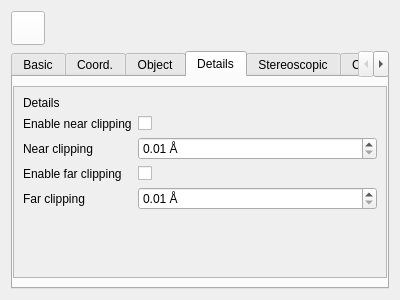
Old version of the form QChromosome/cameraattributes.ui in the repository Michalaq/ChromosomeVisualizer.
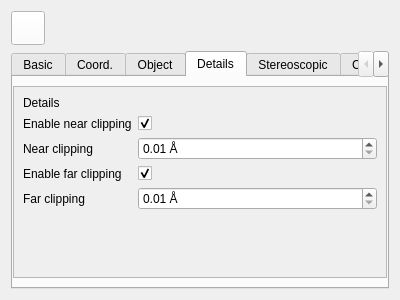
New version of the form. The open tabs and pages were chosen to show the change. Icons and pictures are not drawn. Custom widgets are drawn as their Qt base class.

Commit message: Removed unused widget

What changed in the file:
```diff
--- a/QChromosome/cameraattributes.ui
+++ b/QChromosome/cameraattributes.ui
@@ -758,10 +758,18 @@
               </widget>
              </item>
              <item row="0" column="1">
-              <widget class="QCheckBox" name="checkBox"/>
+              <widget class="QCheckBox" name="checkBox">
+               <property name="checked">
+                <bool>true</bool>
+               </property>
+              </widget>
              </item>
              <item row="2" column="1">
-              <widget class="QCheckBox" name="checkBox_2"/>
+              <widget class="QCheckBox" name="checkBox_2">
+               <property name="checked">
+                <bool>true</bool>
+               </property>
+              </widget>
              </item>
             </layout>
            </item>
```
The commit also changes 6 other files.
